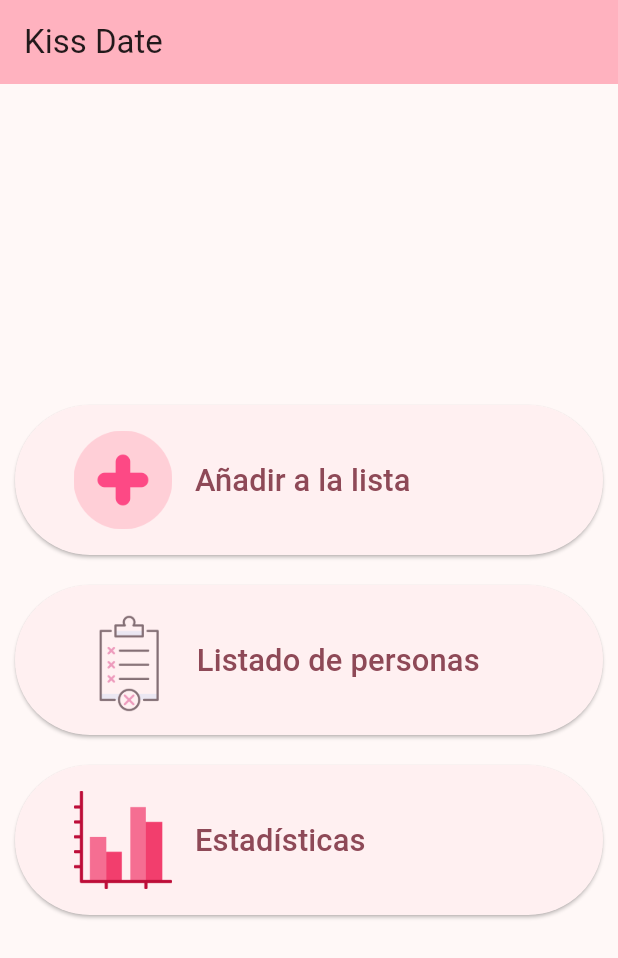
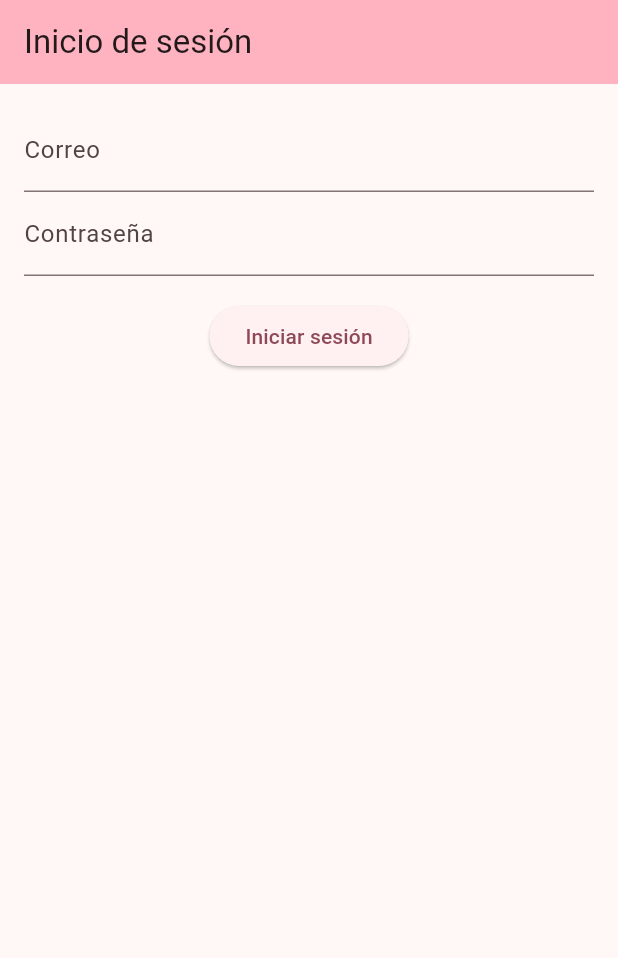
Before and after one commit to martinezmario02/KissDate, a Flutter app: the screen it shows after launch, on a phone screen of 412 x 824 dp. Shown: the top 958 px of the screen. Run offline on Flutter 3.47's test engine with Material 3 defaults, Android fonts, the light colour scheme and no system bars; missing offline and left inert: postgres.

Commit message:
Login, add to list and get list

```diff
--- a/lib/main.dart
+++ b/lib/main.dart
@@ -3,6 +3,7 @@ import 'screens/menu.dart';
 import 'screens/people/add.dart';
 import 'screens/people/list.dart';
 import 'screens/resume.dart';
+import 'root.dart';
 
 void main() {
   runApp(const KissDate());
@@ -14,18 +15,114 @@ class KissDate extends StatelessWidget {
   @override
   Widget build(BuildContext context) {
     return MaterialApp(
-      title: 'Kiss Date',
-      theme: ThemeData(
-        colorScheme:
-            ColorScheme.fromSeed(seedColor: const Color.fromARGB(255, 243, 105, 137)),
-        useMaterial3: true,
+        title: 'Kiss Date',
+        theme: ThemeData(
+          colorScheme: ColorScheme.fromSeed(
+              seedColor: const Color.fromARGB(255, 243, 105, 137)),
+          useMaterial3: true,
+        ),
+        home: const Login(titulo: 'Kiss Date'),
+        routes: {
+          '/lib/screens/menu.dart': (context) =>
+              const MainMenu(titulo: 'Kiss Date'),
+          '/lib/screens/people/add.dart': (context) =>
+              const AddPerson(titulo: 'Añadir a la lista'),
+          '/lib/screens/people/list.dart': (context) =>
+              const ListPeople(titulo: 'Lista'),
+          '/lib/screens/resume.dart': (context) =>
+              const Summary(titulo: 'Resumen / Estadísticas'),
+        });
+  }
+}
+
+// Inicio de sesión
+class Login extends StatefulWidget {
+  const Login({Key? key, required this.titulo}) : super(key: key);
+
+  final String titulo;
+
+  @override
+  State<Login> createState() => _LoginState();
+}
+
+class _LoginState extends State<Login> {
+  final _formKey = GlobalKey<FormState>();
+  final _emailController = TextEditingController();
+  final _passwordController = TextEditingController();
+
+  Future<void> login() async {
+    var resultado = await userController.login(
+      _emailController.text,
+      _passwordController.text,
+    );
+    if (resultado == -1) {
+      ScaffoldMessenger.of(context).showSnackBar(
+        const SnackBar(
+          content: Text('Usuario o contraseña incorrectos'),
+        ),
+      );
+    } else {
+      userId = resultado;
+      Navigator.push(
+        context,
+        MaterialPageRoute(
+          builder: (context) => const MainMenu(titulo: 'Kiss Date'),
+        ),
+      );
+    }
+  }
+
+  @override
+  Widget build(BuildContext context) {
+    return Scaffold(
+      appBar: AppBar(
+        backgroundColor: Theme.of(context).colorScheme.inversePrimary,
+        title: const Text('Inicio de sesión'),
       ),
-      home: const MainMenu(titulo: 'Kiss Date'),
-      routes: {
-        '/lib/screens/people/add.dart': (context) => const AddPerson(titulo: 'Añadir a la lista'),
-        '/lib/screens/people/list.dart': (context) => const ListPeople(titulo: 'Lista'),
-        '/lib/screens/resume.dart': (context) => const Summary(titulo: 'Resumen / Estadísticas'),
-      }
+      body: Padding(
+        padding: const EdgeInsets.all(16.0),
+        child: Form(
+          key: _formKey,
+          child: Column(
+            children: <Widget>[
+              TextFormField(
+                controller: _emailController,
+                decoration: const InputDecoration(labelText: 'Correo'),
+                keyboardType: TextInputType.emailAddress,
+                validator: (value) {
+                  if (value == null || value.isEmpty) {
+                    return 'Por favor, introduce tu correo';
+                  }
+                  return null;
+                },
+              ),
+              TextFormField(
+                controller: _passwordController,
+                decoration: const InputDecoration(labelText: 'Contraseña'),
+                keyboardType: TextInputType.visiblePassword,
+                obscureText: true,
+                validator: (value) {
+                  if (value == null || value.isEmpty) {
+                    return 'Por favor, introduce tu contraseña';
+                  }
+                  return null;
+                },
+              ),
+              Padding(
+                padding: const EdgeInsets.symmetric(vertical: 16.0),
+                child: ElevatedButton(
+                  onPressed: () async {
+                    if (_formKey.currentState!.validate()) {
+                      login();
+                    }
+                  },
+                  child: const Text('Iniciar sesión'),
+                ),
+              ),
+            ],
+          ),
+        ),
+      ),
     );
   }
 }
--- /dev/null
+++ b/lib/root.dart
@@ -0,0 +1,7 @@
+import 'package:kissdate/controllers/list_controller.dart';
+import 'package:kissdate/controllers/users_controller.dart';
+
+final UserController userController = UserController();
+final ListController peopleController = ListController();
+
+int userId = -1;
--- a/pubspec.yaml
+++ b/pubspec.yaml
@@ -32,6 +32,8 @@ dependencies:
     sdk: flutter
 
   postgres: ^2.6.2
+  flutter_datetime_picker: ^1.5.0
+  intl: ^0.17.0
 
   # The following adds the Cupertino Icons font to your application.
   # Use with the CupertinoIcons class for iOS style icons.
```
Also changed, not shown: lib/controllers/list_controller.dart (added, +13 -0 lines), lib/controllers/users_controller.dart (+6 -2 lines), lib/db/db.dart (+33 -2 lines), lib/screens/people/add.dart (+8 -3 lines), lib/screens/people/list.dart (+14 -7 lines), pubspec.lock.
